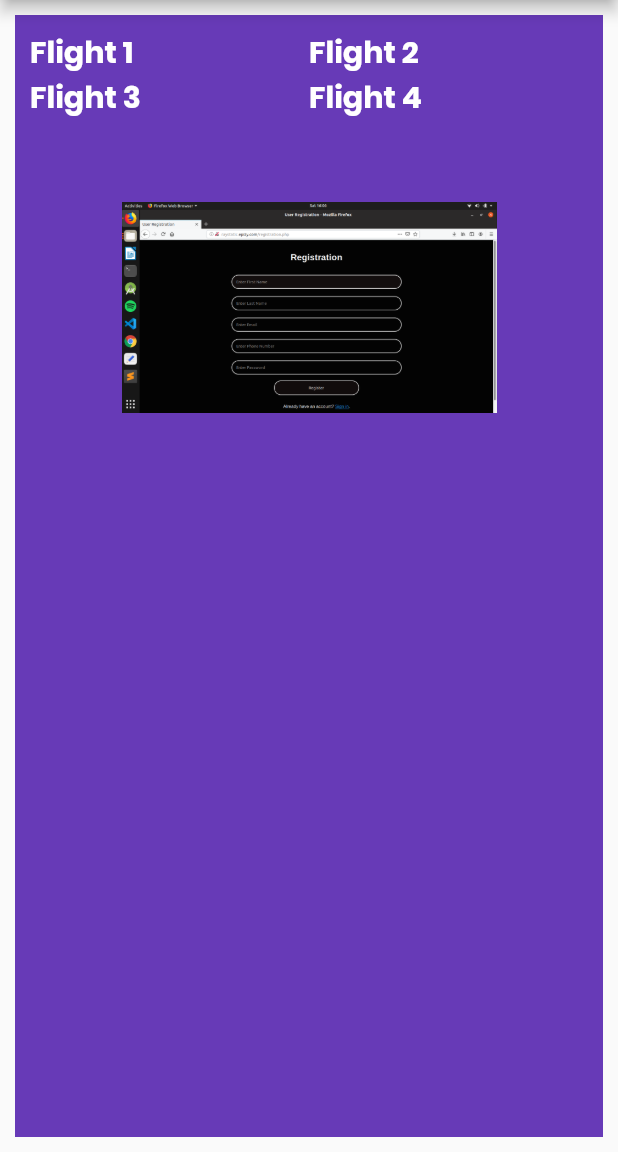
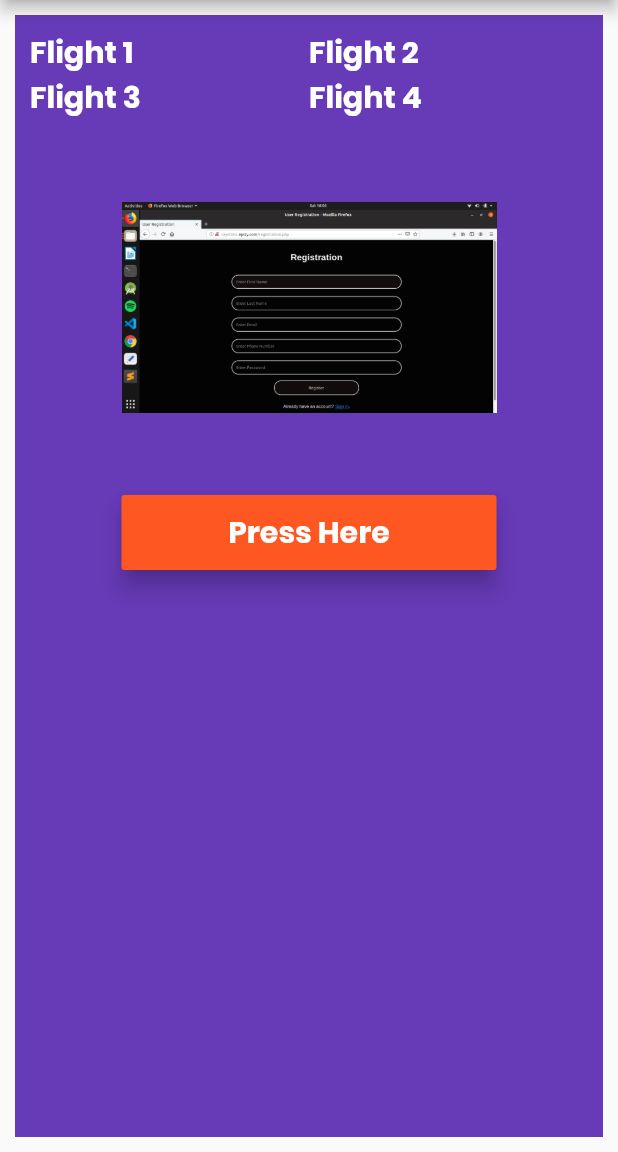
Before and after one commit to raystatic/First_flutter_app, a Flutter app: the screen it shows after launch, on a phone screen of 412 x 824 dp, the part 84-1236 px from its top. Run offline on Flutter 3.47's test engine with Material 2 defaults, Android fonts, the phone set to English and light mode, and no system bars.

Commit message:
raised button and alert dialog added

```diff
--- a/lib/app_screens/home.dart
+++ b/lib/app_screens/home.dart
@@ -53,7 +53,8 @@ class Home extends StatelessWidget{
                 )
               ],
             ),
-            ImageAsset()
+            ImageAsset(),
+            MyRaisedButton()
           ],
         )
 
@@ -73,3 +74,39 @@ class ImageAsset extends StatelessWidget{
     return Container(child: image);
   }
 }
+
+class MyRaisedButton extends StatelessWidget{
+  @override
+  Widget build(BuildContext context) {
+    // TODO: implement build
+    return Container(
+      width: 250.0,
+      height: 50.0,
+      child: RaisedButton(
+        color: Colors.deepOrange,
+        child: Text("Press Here",
+        style: TextStyle(color: Colors.white, fontSize: 20.0, fontFamily: 'Poppins', fontWeight: FontWeight.w700)),
+        elevation: 6.0,
+        onPressed: (){
+            buttonPressed(context);
+        },
+      ),
+    );
+  }
+
+  void buttonPressed(BuildContext context){
+    var alertDialog = AlertDialog(
+      title: Text("Alert Dialog Title"),
+      content: Text("Aler Dialog detailed content."),
+    );
+
+    showDialog(
+        context: context,
+        builder: (BuildContext context){
+          return alertDialog;
+        }
+    );
+
+  }
+
+}
```
